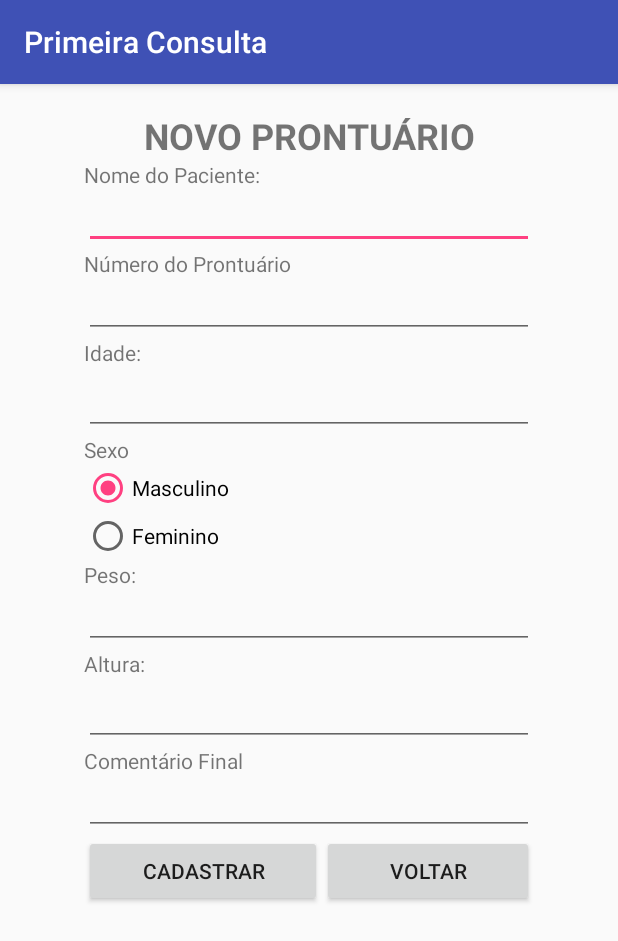
After one commit to PbSPFC/epps, an Android app: the NovoProntuarioActivity screen opened directly, with no data from a screen before it, on a phone screen of 412 x 824 dp. The commit adds this screen. Shown: the top 941 px of the screen. Run offline under Robolectric (Android 15) with nearby library versions, the phone set to English and light mode, and no system bars; our stand-ins replace ButterKnife.

Commit message:
Tela de cadastro de prontuario com 50% do sistema pronto

```diff
--- a/app/src/main/AndroidManifest.xml
+++ b/app/src/main/AndroidManifest.xml
@@ -20,6 +20,9 @@
         </activity>
         <activity android:name=".activity.menu.MenuActivity"></activity>
         <activity android:name=".activity.cadastro.CadastroUsuarioActivity"></activity>
+        <activity android:name=".activity.prontuario.NovoProntuarioActivity"></activity>
+        <activity android:name=".activity.prontuario.VerProntuarioActivity"></activity>
+        <activity android:name=".activity.prontuario.ListarProntuariosActivity"></activity>
     </application>
 
 </manifest>
--- /dev/null
+++ b/app/src/main/java/br/uninove/primeiraconsulta/activity/prontuario/NovoProntuarioActivity.java
@@ -0,0 +1,72 @@
+package br.uninove.primeiraconsulta.activity.prontuario;
+
+import android.content.Intent;
+import android.os.Bundle;
+import android.support.annotation.Nullable;
+import android.support.v7.app.AppCompatActivity;
+import android.widget.EditText;
+import android.widget.RadioGroup;
+
+import br.uninove.primeiraconsulta.R;
+import br.uninove.primeiraconsulta.activity.menu.MenuActivity;
+import br.uninove.primeiraconsulta.entidade.Usuario;
+import br.uninove.primeiraconsulta.util.SessaoUsuario;
+import butterknife.Bind;
+import butterknife.ButterKnife;
+import butterknife.OnClick;
+
+/**
+ * Created by PB on 09/11/2016.
+ */
+
+public class NovoProntuarioActivity extends AppCompatActivity {
+
+    @Bind(R.id.ed_novo_nome_paciente)
+    EditText edNomePaciente;
+    @Bind(R.id.ed_novo_num_prontuario)
+    EditText edNumProntuario;
+    @Bind(R.id.ed_novo_idade)
+    EditText edIdade;
+    @Bind(R.id.ed_novo_peso)
+    EditText edPeso;
+    @Bind(R.id.ed_novo_altura)
+    EditText edAltura;
+    @Bind(R.id.ed_novo_comentarioFinal)
+    EditText edComentario;
+
+    RadioGroup rg;
+
+    @Override
+    protected void onCreate(@Nullable Bundle savedInstanceState) {
+        super.onCreate(savedInstanceState);
+        setContentView(R.layout.activity_novo_prontuario);
+        ButterKnife.bind(this);
+        rg = (RadioGroup)findViewById(R.id.rg_novo_sexo_grupo);
+
+    }
+
+    @OnClick(R.id.bt_novo_cadastrar)
+    public void novoProntuario(){
+        String numProntuario = edNumProntuario.getText().toString();
+        String nomePaciente = edNomePaciente.getText().toString();
+        Usuario usuario = SessaoUsuario.getUsuarioSessao();
+        String sexo = "Feminino";
+        int sexoEscolha = rg.getCheckedRadioButtonId();
+        if(sexoEscolha == R.id.rb_novo_masculino){sexo = "Masculino";}
+        Integer idade = Integer.parseInt(edIdade.getText().toString());
+        Integer peso = Integer.parseInt(edPeso.getText().toString());
+        Float altura = Float.parseFloat(edAltura.getText().toString());
+        String comentario = edComentario.getText().toString();
+
+
+
+
+    }
+
+    @OnClick(R.id.bt_novo_voltar)
+    public void voltar(){
+        Intent intent = new Intent(this, MenuActivity.class);
+        startActivity(intent);
+        finish();
+    }
+}
--- a/app/src/main/java/br/uninove/primeiraconsulta/database/DataBase.java
+++ b/app/src/main/java/br/uninove/primeiraconsulta/database/DataBase.java
@@ -19,7 +19,7 @@ public class DataBase extends SQLiteOpenHelper {
 
 
     private static final String NOME_DB = "PRIMEIRA_CONSULTA_DB";
-    private static final int VERSAO_DB = 3;
+    private static final int VERSAO_DB = 4;
 
     public DataBase(Context context) {
         super(context, NOME_DB, null, VERSAO_DB
@@ -32,6 +32,7 @@ public class DataBase extends SQLiteOpenHelper {
         db.execSQL(DbUsuario.CREATE_TB_USUARIO);
         db.execSQL(DbStatus.STATUS_INSERT_PROFESSOR);
         db.execSQL(DbStatus.STATUS_INSERT_ALUNO);
+        db.execSQL(DbProntuario.CREATE_PRONTUARIO);
         db.execSQL(DbUsuario.USUARIO_INSERT);
     }
 
@@ -39,6 +40,7 @@ public class DataBase extends SQLiteOpenHelper {
     public void onUpgrade(SQLiteDatabase db, int i, int i1) {
         db.execSQL(DbStatus.STATUS_DROP_TB);
         db.execSQL(DbUsuario.USUARIO_DROP_TB);
+        db.execSQL(DbProntuario.PRONTUARIO_DROP_TB);
 
         onCreate(db);
     }
--- a/app/src/main/java/br/uninove/primeiraconsulta/database/DbProntuario.java
+++ b/app/src/main/java/br/uninove/primeiraconsulta/database/DbProntuario.java
@@ -13,6 +13,7 @@ public class DbProntuario {
             "NUM_PRONTUARIO TEXT NOT NULL," +
             "NOME_PACIENTE TEXT NOT NULL," +
             "USUARIO_ID INTEGER NOT NULL," +
+            "NOME_MEDICO INTEGER NOT NULL," +
             "SEXO TEXT NOT NULL," +
             "IDADE INTEGER NOT NULL," +
             "PESO INTEGER NOT NULL," +
--- /dev/null
+++ b/app/src/main/res/layout/activity_novo_prontuario.xml
@@ -0,0 +1,17 @@
+<?xml version="1.0" encoding="utf-8"?>
+<RelativeLayout xmlns:android="http://schemas.android.com/apk/res/android"
+    android:layout_width="match_parent" android:layout_height="match_parent">
+
+    <ScrollView
+        android:layout_width="300dp"
+        android:scrollbarStyle="insideOverlay"
+        android:layout_height="match_parent"
+        android:layout_centerVertical="true"
+        android:layout_centerHorizontal="true">
+
+        <include layout="@layout/include_novo_prontuario" />
+
+
+    </ScrollView>
+
+</RelativeLayout>
--- /dev/null
+++ b/app/src/main/res/layout/include_novo_prontuario.xml
@@ -0,0 +1,163 @@
+<?xml version="1.0" encoding="utf-8"?>
+<LinearLayout xmlns:android="http://schemas.android.com/apk/res/android"
+android:orientation="vertical" android:layout_width="match_parent"
+android:layout_height="match_parent">
+
+    <LinearLayout
+        android:orientation="vertical"
+        android:layout_width="match_parent"
+        android:layout_height="wrap_content">
+
+        <TextView
+            android:text="@string/novo_prontuario"
+            android:layout_width="match_parent"
+            android:layout_height="wrap_content"
+            android:id="@+id/tv_novo_1"
+            android:layout_alignParentTop="true"
+            android:layout_centerHorizontal="true"
+            android:layout_marginTop="18dp"
+            android:textStyle="normal|bold"
+            android:textAllCaps="true"
+            android:textSize="24sp"
+            android:textAlignment="center" />
+
+        <TextView
+            android:text="Nome do Paciente:"
+            android:layout_width="match_parent"
+            android:layout_height="wrap_content"
+            android:id="@+id/tv_novo1" />
+
+        <EditText
+            android:layout_width="match_parent"
+            android:layout_height="wrap_content"
+            android:inputType="textPersonName"
+            android:ems="10"
+            android:id="@+id/ed_novo_nome_paciente"
+            android:textSize="14sp" />
+
+        <TextView
+            android:text="Número do Prontuário"
+            android:layout_width="match_parent"
+            android:layout_height="wrap_content"
+            android:id="@+id/textView5"
+            android:textSize="14sp" />
+
+        <EditText
+            android:layout_width="match_parent"
+            android:layout_height="wrap_content"
+            android:inputType="textPersonName"
+            android:ems="10"
+            android:id="@+id/ed_novo_num_prontuario"
+            android:textSize="14sp" />
+
+        <TextView
+            android:text="Idade:"
+            android:layout_width="match_parent"
+            android:layout_height="wrap_content"
+            android:id="@+id/textView7" />
+
+        <EditText
+            android:layout_width="match_parent"
+            android:layout_height="wrap_content"
+            android:inputType="number"
+            android:ems="10"
+            android:id="@+id/ed_novo_idade" />
+
+        <TextView
+            android:text="Sexo"
+            android:layout_width="match_parent"
+            android:layout_height="wrap_content"
+            android:id="@+id/textView8" />
+
+        <RadioGroup
+            android:layout_width="match_parent"
+            android:layout_height="match_parent"
+            android:id="@+id/rg_novo_sexo_grupo"
+            android:checkedButton="@+id/rb_novo_masculino">
+
+            <RadioButton
+                android:text="Masculino"
+                android:layout_width="wrap_content"
+                android:layout_height="wrap_content"
+                android:id="@+id/rb_novo_masculino"
+                android:layout_weight="1" />
+
+            <RadioButton
+                android:text="Feminino"
+                android:layout_width="wrap_content"
+                android:layout_height="wrap_content"
+                android:id="@+id/rb_novo_feminino"
+                android:layout_weight="1" />
+
+        </RadioGroup>
+
+        <TextView
+            android:text="Peso:"
+            android:layout_width="match_parent"
+            android:layout_height="wrap_content"
+            android:id="@+id/textView9"
+            android:layout_weight="1" />
+
+        <EditText
+            android:layout_width="match_parent"
+            android:layout_height="wrap_content"
+            android:inputType="number"
+            android:ems="10"
+            android:id="@+id/ed_novo_peso"
+            android:textSize="14sp" />
+
+        <TextView
+            android:text="Altura:"
+            android:layout_width="match_parent"
+            android:layout_height="wrap_content"
+            android:id="@+id/textView10" />
+
+        <EditText
+            android:layout_width="match_parent"
+            android:layout_height="wrap_content"
+            android:inputType="numberDecimal"
+            android:ems="10"
+            android:id="@+id/ed_novo_altura" />
+
+        <TextView
+            android:text="Comentário Final"
+            android:layout_width="match_parent"
+            android:layout_height="wrap_content"
+            android:id="@+id/textView11" />
+
+        <EditText
+            android:layout_width="match_parent"
+            android:layout_height="wrap_content"
+            android:inputType="textMultiLine"
+            android:ems="10"
+            android:id="@+id/ed_novo_comentarioFinal"
+            android:textSize="14sp" />
+
+        <LinearLayout
+            android:orientation="horizontal"
+            android:layout_width="match_parent"
+            android:layout_height="match_parent">
+
+            <Button
+                android:text="Cadastrar"
+                android:layout_width="wrap_content"
+                android:layout_height="wrap_content"
+                android:id="@+id/bt_novo_cadastrar"
+                android:layout_alignParentBottom="true"
+                android:layout_alignLeft="@+id/tv_novo_1"
+                android:layout_alignStart="@+id/tv_novo_1"
+                android:layout_weight="1" />
+
+            <Button
+                android:text="Voltar"
+                android:layout_width="wrap_content"
+                android:layout_height="wrap_content"
+                android:id="@+id/bt_novo_voltar"
+                android:layout_alignParentBottom="true"
+                android:layout_alignRight="@+id/tv_novo_1"
+                android:layout_alignEnd="@+id/tv_novo_1"
+                android:layout_weight="1" />
+
+        </LinearLayout>
+    </LinearLayout>
+</LinearLayout>
--- a/app/src/main/res/values/strings.xml
+++ b/app/src/main/res/values/strings.xml
@@ -12,4 +12,5 @@
     <string name="sair">Sair</string>
     <string name="ra">RA:</string>
     <string name="cadastro_de_aluno">Cadastro de Aluno</string>
+    <string name="novo_prontu_rio">Novo Prontuário</string>
 </resources>
```
Also changed, not shown: app/src/main/java/br/uninove/primeiraconsulta/activity/menu/MenuActivity.java (+7 -2 lines), app/src/main/java/br/uninove/primeiraconsulta/activity/prontuario/ListarProntuariosActivity.java (added, +13 -0 lines), app/src/main/java/br/uninove/primeiraconsulta/activity/prontuario/VerProntuarioActivity.java (added, +13 -0 lines), app/src/main/java/br/uninove/primeiraconsulta/dao/ProntuarioDao.java (+80 -5 lines).
